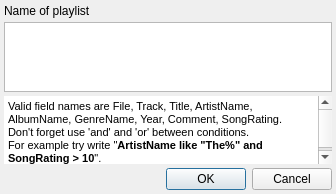
This is extensions/src_collection/sqledit.ui in DrMoriarty/cuberok as Qt 5 draws it before an edit. The edited form follows.
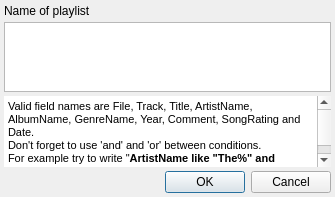
This is the edited form. Icons and pictures are not drawn.

```diff
--- a/extensions/src_collection/sqledit.ui
+++ b/extensions/src_collection/sqledit.ui
@@ -1,12 +1,12 @@
 <ui version="4.0" >
  <class>SQLEditDialog</class>
- <widget class="QDialog" name="SQLEditDialog" >
-  <property name="geometry" >
+ <widget class="QDialog" name="SQLEditDialog">
+  <property name="geometry">
    <rect>
     <x>0</x>
     <y>0</y>
-    <width>336</width>
-    <height>181</height>
+    <width>335</width>
+    <height>197</height>
    </rect>
   </property>
   <property name="windowTitle" >
@@ -55,11 +55,12 @@
      <property name="readOnly" >
       <bool>false</bool>
      </property>
-     <property name="html" >
-      <string>&lt;html>&lt;head>&lt;meta name="qrichtext" content="1" />&lt;style type="text/css">
+     <property name="html">
+      <string>&lt;!DOCTYPE HTML PUBLIC &quot;-//W3C//DTD HTML 4.0//EN&quot; &quot;http://www.w3.org/TR/REC-html40/strict.dtd&quot;&gt;
+&lt;html&gt;&lt;head&gt;&lt;meta name=&quot;qrichtext&quot; content=&quot;1&quot; /&gt;&lt;style type=&quot;text/css&quot;&gt;
 p, li { white-space: pre-wrap; }
-&lt;/style>&lt;/head>&lt;body style=" font-family:'MS Shell Dlg 2'; font-size:8.25pt; font-weight:400; font-style:normal;">
-&lt;p style="-qt-paragraph-type:empty; margin-top:0px; margin-bottom:0px; margin-left:0px; margin-right:0px; -qt-block-indent:0; text-indent:0px; font-size:8pt;">&lt;/p>&lt;/body>&lt;/html></string>
+&lt;/style&gt;&lt;/head&gt;&lt;body style=&quot; font-family:'MS Shell Dlg 2'; font-size:8.25pt; font-weight:400; font-style:normal;&quot;&gt;
+&lt;p style=&quot;-qt-paragraph-type:empty; margin-top:0px; margin-bottom:0px; margin-left:0px; margin-right:0px; -qt-block-indent:0; text-indent:0px; font-size:8pt;&quot;&gt;&lt;/p&gt;&lt;/body&gt;&lt;/html&gt;</string>
      </property>
      <property name="acceptRichText" >
       <bool>false</bool>
@@ -74,10 +75,10 @@
        <verstretch>0</verstretch>
       </sizepolicy>
      </property>
-     <property name="maximumSize" >
+     <property name="maximumSize">
       <size>
        <width>16777215</width>
-       <height>128</height>
+       <height>200</height>
       </size>
      </property>
      <property name="autoFillBackground" >
@@ -92,13 +93,14 @@
      <property name="readOnly" >
       <bool>true</bool>
      </property>
-     <property name="html" >
-      <string>&lt;html>&lt;head>&lt;meta name="qrichtext" content="1" />&lt;style type="text/css">
+     <property name="html">
+      <string>&lt;!DOCTYPE HTML PUBLIC &quot;-//W3C//DTD HTML 4.0//EN&quot; &quot;http://www.w3.org/TR/REC-html40/strict.dtd&quot;&gt;
+&lt;html&gt;&lt;head&gt;&lt;meta name=&quot;qrichtext&quot; content=&quot;1&quot; /&gt;&lt;style type=&quot;text/css&quot;&gt;
 p, li { white-space: pre-wrap; }
-&lt;/style>&lt;/head>&lt;body style=" font-family:'MS Shell Dlg 2'; font-size:8.25pt; font-weight:400; font-style:normal;">
-&lt;p style=" margin-top:0px; margin-bottom:0px; margin-left:0px; margin-right:0px; -qt-block-indent:0; text-indent:0px; font-size:8pt;">Valid field names are File, Track, Title, ArtistName, AlbumName, GenreName, Year, Comment, SongRating.&lt;/p>
-&lt;p style=" margin-top:0px; margin-bottom:0px; margin-left:0px; margin-right:0px; -qt-block-indent:0; text-indent:0px; font-size:8pt;">Don't forget use 'and' and 'or' between conditions.&lt;/p>
-&lt;p style=" margin-top:0px; margin-bottom:0px; margin-left:0px; margin-right:0px; -qt-block-indent:0; text-indent:0px; font-size:8pt;">For example try write "&lt;span style=" font-weight:600;">ArtistName like "The%" and SongRating &amp;gt; 10&lt;/span>".&lt;/p>&lt;/body>&lt;/html></string>
+&lt;/style&gt;&lt;/head&gt;&lt;body style=&quot; font-family:'MS Shell Dlg 2'; font-size:8.25pt; font-weight:400; font-style:normal;&quot;&gt;
+&lt;p style=&quot; margin-top:0px; margin-bottom:0px; margin-left:0px; margin-right:0px; -qt-block-indent:0; text-indent:0px;&quot;&gt;&lt;span style=&quot; font-size:8pt;&quot;&gt;Valid field names are File, Track, Title, ArtistName, AlbumName, GenreName, Year, Comment, SongRating and Date.&lt;/span&gt;&lt;/p&gt;
+&lt;p style=&quot; margin-top:0px; margin-bottom:0px; margin-left:0px; margin-right:0px; -qt-block-indent:0; text-indent:0px;&quot;&gt;&lt;span style=&quot; font-size:8pt;&quot;&gt;Don't forget to use 'and' and 'or' between conditions.&lt;/span&gt;&lt;/p&gt;
+&lt;p style=&quot; margin-top:0px; margin-bottom:0px; margin-left:0px; margin-right:0px; -qt-block-indent:0; text-indent:0px;&quot;&gt;&lt;span style=&quot; font-size:8pt;&quot;&gt;For example try to write &amp;quot;&lt;/span&gt;&lt;span style=&quot; font-size:8pt; font-weight:600;&quot;&gt;ArtistName like &amp;quot;The%&amp;quot; and SongRating &amp;gt; 10&lt;/span&gt;&lt;span style=&quot; font-size:8pt;&quot;&gt;&amp;quot;.&lt;/span&gt;&lt;/p&gt;&lt;/body&gt;&lt;/html&gt;</string>
      </property>
      <property name="acceptRichText" >
       <bool>false</bool>
@@ -106,9 +108,9 @@
     </widget>
    </item>
    <item>
-    <widget class="QDialogButtonBox" name="buttonBox" >
-     <property name="standardButtons" >
-      <set>QDialogButtonBox::Cancel|QDialogButtonBox::NoButton|QDialogButtonBox::Ok</set>
+    <widget class="QDialogButtonBox" name="buttonBox">
+     <property name="standardButtons">
+      <set>QDialogButtonBox::Cancel|QDialogButtonBox::Ok</set>
      </property>
      <property name="centerButtons" >
       <bool>false</bool>
```
Left out of the diff: 72 changed lines with no effect on the pictures.
